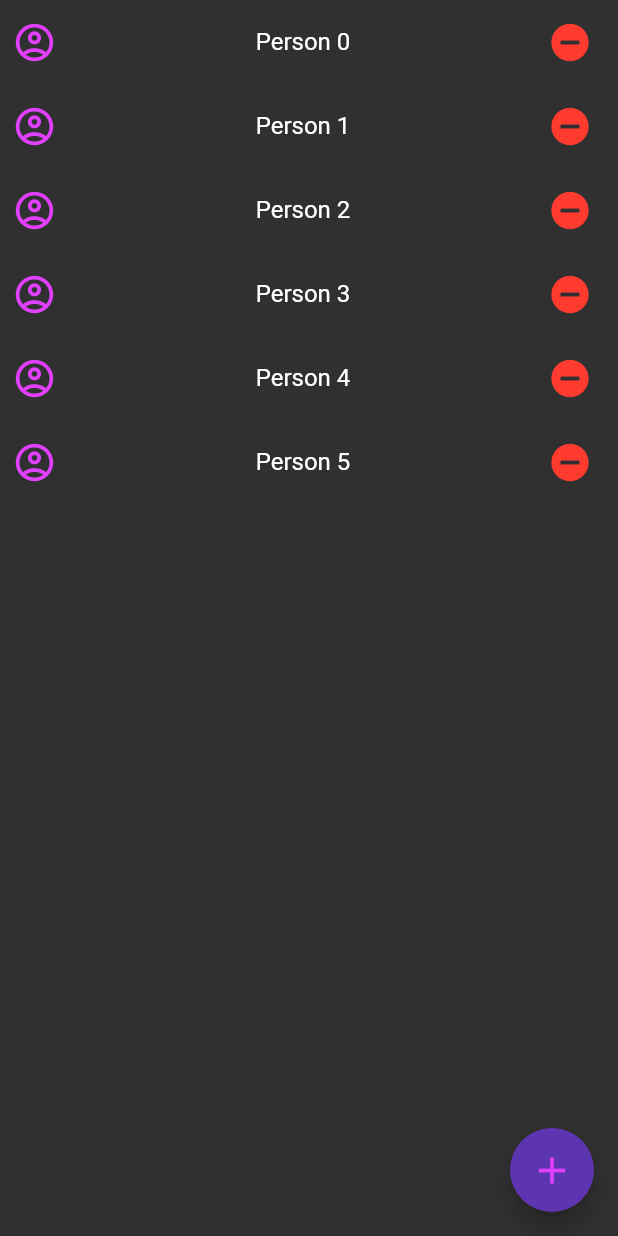
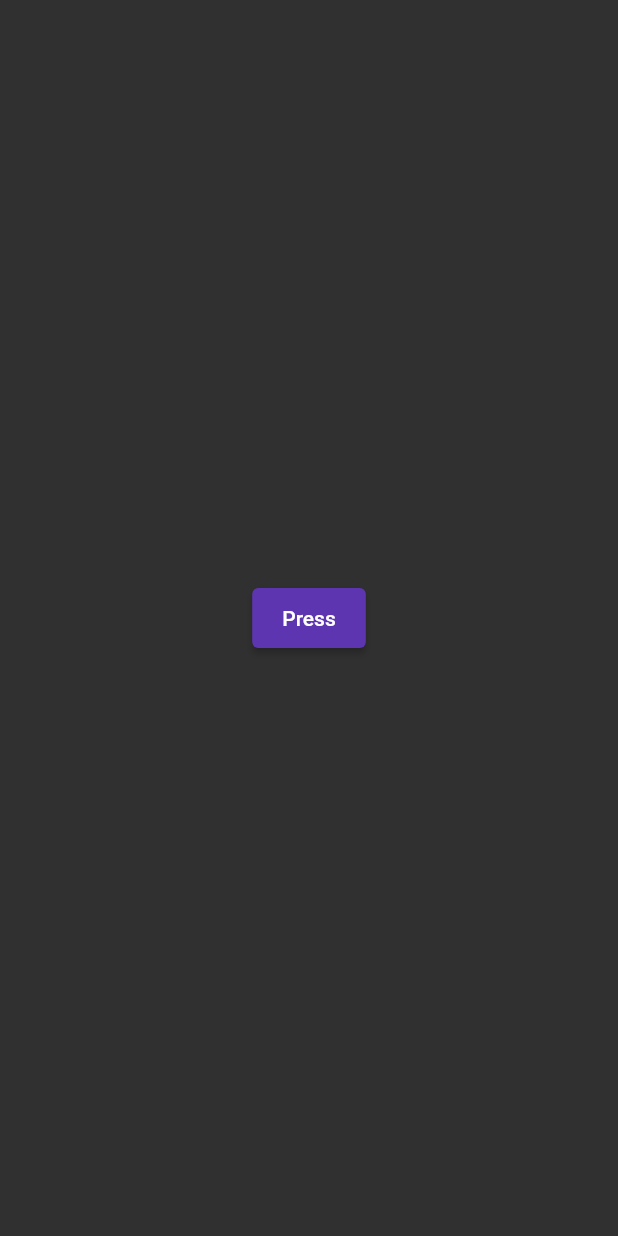
Before and after one commit to Tukhtamurodov-Sardorbek/Animations, a Flutter app: the screen it shows after launch, on a phone screen of 412 x 824 dp. Run offline on Flutter 3.47's test engine with Material 2 defaults, Android fonts, the phone set to English and light mode, and no system bars; our stand-ins replace flare_flutter, flutter_spinkit.

Commit message:
Code Update

```diff
--- a/lib/animations/code_based/implicit/animations/animatedList.dart
+++ b/lib/animations/code_based/implicit/animations/animatedList.dart
@@ -18,7 +18,7 @@ class _AnimatedListPageState extends State<AnimatedListPage> {
       leading: const Icon(Icons.account_circle_outlined, size: 30, color: Colors.purpleAccent,),
       title: Text('Person $orderNumber', textAlign: TextAlign.center,),
       trailing: IconButton(
-        icon: const Icon(Icons.remove_circle, size: 30, color: CupertinoColors.destructiveRed,),
+        icon: Icon(Icons.remove_circle, size: 30, color: Colors.deepPurple.shade600,),
         onPressed: () {
           final index = list.indexOf(orderNumber);
           final number = list.removeAt(index);
@@ -48,12 +48,15 @@ class _AnimatedListPageState extends State<AnimatedListPage> {
       body: SafeArea(
         child: AnimatedList(
           key: _listKey,
-          padding: EdgeInsets.zero,
+          padding: const EdgeInsets.only(bottom: 76),
           initialItemCount: list.length,
           itemBuilder: (context, index, animation) {
-            return FadeTransition(
-              opacity: animation,
-              child: listTile(orderNumber: list[index]),
+            return SlideTransition(
+              position: Tween<Offset>(begin: const Offset(-1, 0), end: const Offset(0, 0)).animate(CurvedAnimation(parent: animation, curve: Curves.easeInOutCirc)),
+              child: FadeTransition(
+                opacity: animation,
+                child: listTile(orderNumber: list[index]),
+              ),
             );
           },
         ),
--- /dev/null
+++ b/lib/animations/code_based/implicit/animations/animatedModalBarrier.dart
@@ -0,0 +1,70 @@
+import 'package:flutter/material.dart';
+
+class AnimatedModalBarrierPage extends StatefulWidget {
+  const AnimatedModalBarrierPage({Key? key}) : super(key: key);
+
+  @override
+  State<AnimatedModalBarrierPage> createState() => _AnimatedModalBarrierPageState();
+}
+
+class _AnimatedModalBarrierPageState extends State<AnimatedModalBarrierPage> with SingleTickerProviderStateMixin{
+  bool isPressed = false;
+  late Widget animatedModalBarrier;
+  late AnimationController animationController;
+  late Animation<Color?> colorAnimation;
+
+  @override
+  void initState() {
+    super.initState();
+    animationController = AnimationController(vsync: this, duration: const Duration(seconds: 2));
+    colorAnimation = ColorTween(begin: Colors.purpleAccent, end: Colors.deepPurple.shade600).animate(animationController);
+    animatedModalBarrier = AnimatedModalBarrier(color: colorAnimation, dismissible: true);
+  }
+
+  @override
+  Widget build(BuildContext context) {
+    return Scaffold(
+      body: Container(
+        alignment: Alignment.center,
+        padding: const EdgeInsets.all(16.0),
+        child: Column(
+          mainAxisAlignment: MainAxisAlignment.center,
+          children: [
+            SizedBox(
+              height: 150,
+              width: 250,
+              child: Stack(
+                alignment: Alignment.center,
+                children: [
+                  ElevatedButton(
+                    onPressed: (){
+                      ScaffoldMessenger.of(context).showSnackBar(
+                        const SnackBar(content: Text('Button is pressed'), duration: Duration(milliseconds: 200),),
+                      );
+
+                      isPressed = true;
+                      setState(() {});
+                      animationController.reset();
+                      animationController.forward();
+                      Future.delayed(const Duration(seconds: 2), (){
+                        isPressed = false;
+                        setState(() {});
+                      });
+                    },
+                    style: ElevatedButton.styleFrom(
+                      backgroundColor: Colors.deepPurple.shade600,
+                      padding: const EdgeInsets.symmetric(vertical: 12, horizontal: 20),
+                    ),
+                    child: const Text('Press', textAlign: TextAlign.center),
+                  ),
+                  if(isPressed)
+                    animatedModalBarrier,
+                ],
+              ),
+            )
+          ],
+        ),
+      ),
+    );
+  }
+}
--- a/lib/main.dart
+++ b/lib/main.dart
@@ -1,4 +1,5 @@
 import 'package:animations/animations/code_based/implicit/animations/animatedList.dart';
+import 'package:animations/animations/code_based/implicit/animations/animatedModalBarrier.dart';
 import 'package:animations/scroll_behavior.dart';
 import 'package:flutter/material.dart';
 
@@ -13,7 +14,7 @@ void main() {
       // debugShowMaterialGrid: true,
       scrollBehavior: ScrollBehaviour(),
       theme: ThemeData.dark(),
-      home: const AnimatedListPage(),
+      home: const AnimatedModalBarrierPage(),
     ),
   );
 }
```
Also changed, not shown: 1 other file.
